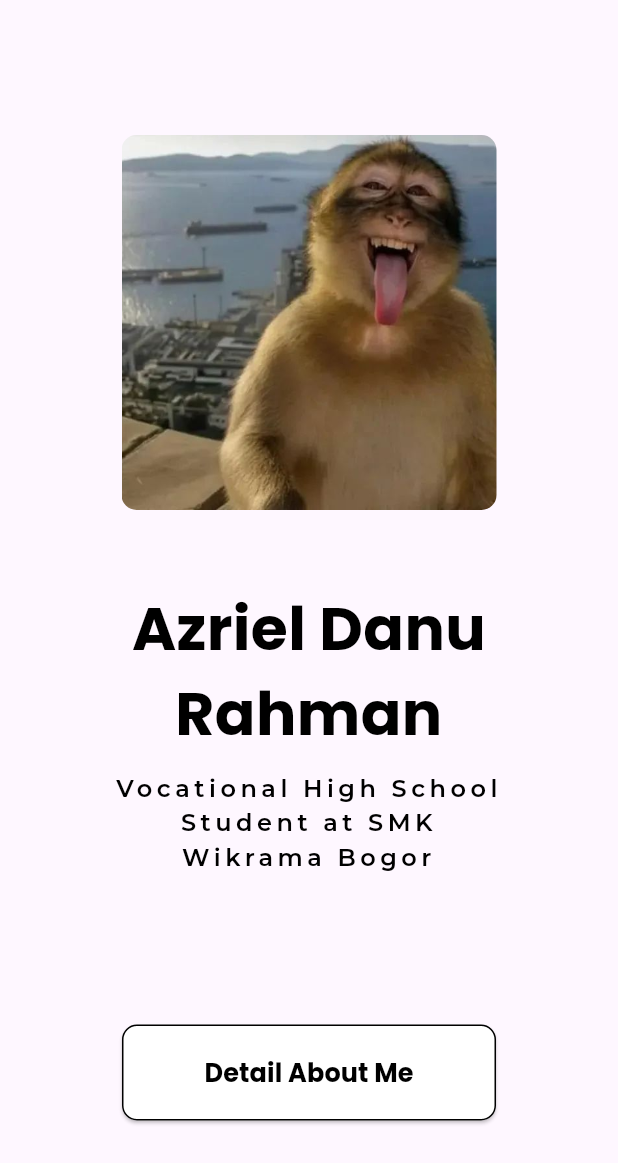
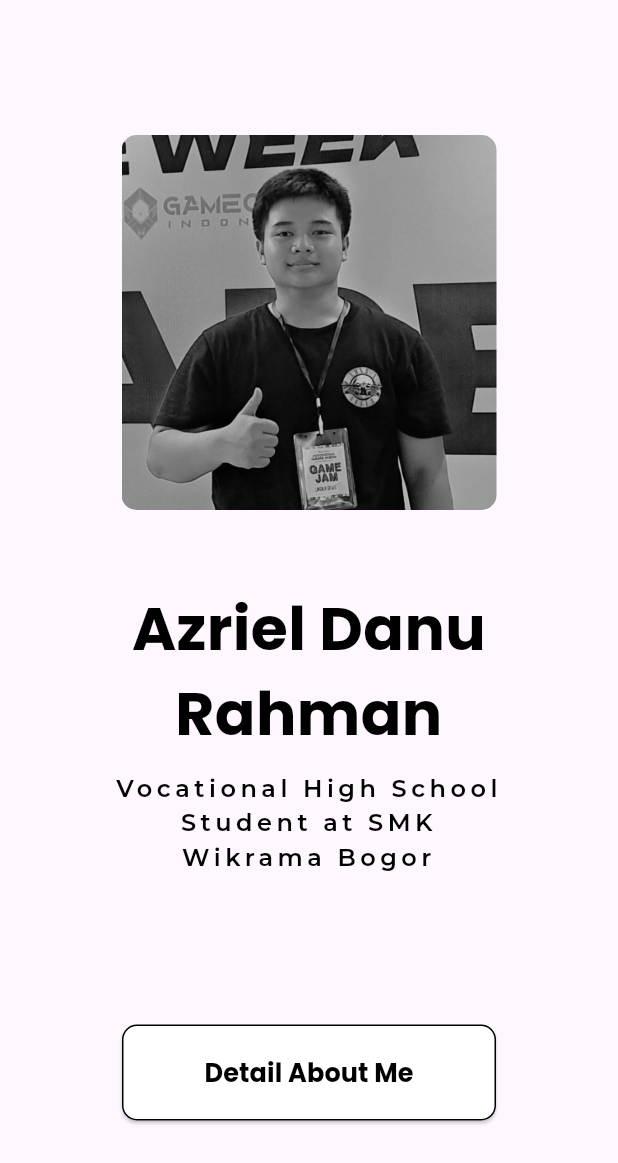
Before and after one commit to AzrielDanu/PersonalMobileFirstPorto, a Flutter app: the screen it shows after launch, on a phone screen of 412 x 824 dp. Shown: the top 1163 px of the screen. Run offline on Flutter 3.47's test engine with Material 3 defaults, Android fonts, the light colour scheme and no system bars; our stand-ins replace google_fonts.

Commit message:
newest picture update

```diff
--- a/lib/landing.dart
+++ b/lib/landing.dart
@@ -21,7 +21,7 @@ class LandingPage extends StatelessWidget {
                 ),
                 clipBehavior: Clip.antiAlias,
                 child: Image.asset(
-                  'assets/images/gweh.jpeg',
+                  'assets/images/aku.jpg',
                   fit: BoxFit.cover,
                 ),
               ),
```
Also changed, not shown: assets/images/aku.jpg (added).
